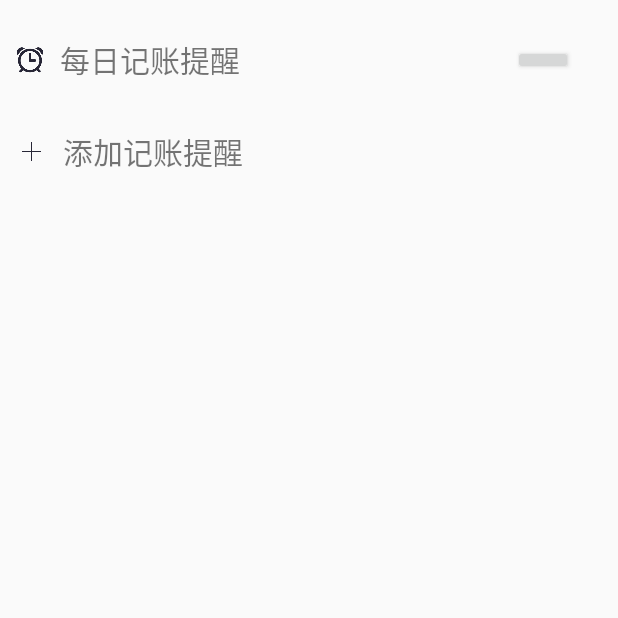
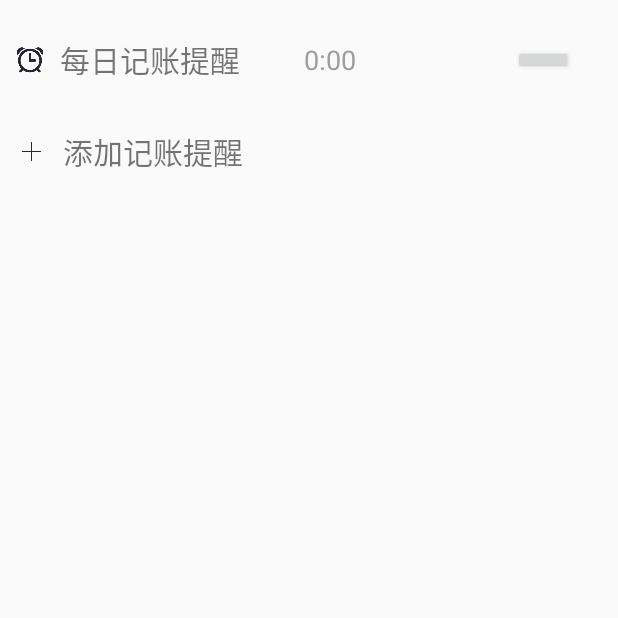
Before and after one commit to Byacht/New-Accounting, an Android app: the AlarmActivity screen opened directly, with no data from a screen before it, on a phone screen of 412 x 824 dp, the top half of it. Run offline under Robolectric (Android 15) with nearby library versions, the phone set to English and light mode, and no system bars; libraries missing offline, so code that uses them is left out: com.zcw.togglebutton; plain views replace ToggleButton; 2 statements that could not run were skipped.

Commit message:
modify alarm

```diff
--- a/app/src/main/AndroidManifest.xml
+++ b/app/src/main/AndroidManifest.xml
@@ -21,7 +21,11 @@
         <activity android:name=".Activity.AlarmActivity" />
         <activity android:name=".Activity.addAlarmInformation"></activity>
         <service android:name=".Service.AlarmService"/>
-        <receiver android:name=".Receiver.AlarmReceiver"/>
+        <receiver android:name=".Receiver.AlarmReceiver">
+            <intent-filter>
+                <action android:name="com.example.dn.alarm"/>
+            </intent-filter>
+        </receiver>
     </application>
 
 </manifest>
--- a/app/src/main/java/com/example/dn/accounting/Activity/AlarmActivity.java
+++ b/app/src/main/java/com/example/dn/accounting/Activity/AlarmActivity.java
@@ -4,15 +4,19 @@ import android.app.AlarmManager;
 import android.content.Context;
 import android.content.DialogInterface;
 import android.content.Intent;
+import android.content.SharedPreferences;
 import android.support.v7.app.AlertDialog;
 import android.support.v7.app.AppCompatActivity;
 import android.os.Bundle;
 import android.util.Log;
 import android.view.View;
 import android.widget.LinearLayout;
+import android.widget.TextView;
+import android.widget.Toast;
 
 import com.example.dn.accounting.R;
 import com.example.dn.accounting.Service.AlarmService;
+import com.example.dn.accounting.Utils.AlarmManagerUtil;
 import com.zcw.togglebutton.ToggleButton;
 
 public class AlarmActivity extends AppCompatActivity {
@@ -20,7 +24,8 @@ public class AlarmActivity extends AppCompatActivity {
     private ToggleButton mToggleButton;
     private LinearLayout mEverydayAlarmLinearLayout;
     private LinearLayout mAddAlarmInformationLinearLayout;
-
+    private TextView mAlarmTimeText;
+    private int mAlarmTime = 0;
     private String mTime[] = new String[]{"00:00","01:00","02:00","03:00","04:00","05:00","06:00","07:00","08:00","09:00","10:00","11:00",
             "11:00","13:00","14:00","15:00","16:00","17:00","18:00","19:00","20:00","21:00","22:00","23:00"};
 
@@ -30,17 +35,38 @@ public class AlarmActivity extends AppCompatActivity {
         setContentView(R.layout.activity_alarm);
 
         mToggleButton = (ToggleButton) findViewById(R.id.toggleButton);
+        mAlarmTimeText = (TextView) findViewById(R.id.alarmTimeText);
+
+        SharedPreferences sharedPreferences = getSharedPreferences("alarm",MODE_PRIVATE);
+        final SharedPreferences.Editor editor = sharedPreferences.edit();
+
+        boolean isAlarmSet = sharedPreferences.getBoolean("isAlarmSet",false);
+        final int alarmTime = sharedPreferences.getInt("alarmTime",0);
+
+        mAlarmTimeText.setText(alarmTime+":00");
+
+        if (isAlarmSet){
+            mToggleButton.setToggleOn();
+            mAlarmTimeText.setVisibility(View.VISIBLE);
+        }
+
         mToggleButton.setOnToggleChanged(new ToggleButton.OnToggleChanged() {
             @Override
             public void onToggle(boolean on) {
                 if (on){
                     Log.d("out","on");
-                    Intent serviceIntent = new Intent(AlarmActivity.this, AlarmService.class);
-                    startService(serviceIntent);
+                    AlarmManagerUtil.setAlarm(AlarmActivity.this,mAlarmTime);
+                    editor.putBoolean("isAlarmSet",true);
+                    editor.commit();
+                    mAlarmTimeText.setVisibility(View.VISIBLE);
+                    Toast.makeText(AlarmActivity.this,"设置闹钟成功",Toast.LENGTH_SHORT).show();
                 }else {
                     Log.d("out","off");
-                    Intent serviceIntent = new Intent(AlarmActivity.this, AlarmService.class);
-                    stopService(serviceIntent);
+                    AlarmManagerUtil.unsetAlarm(AlarmActivity.this);
+                    editor.putBoolean("isAlarmSet",false);
+                    editor.commit();
+                    mAlarmTimeText.setVisibility(View.INVISIBLE);
+                    Toast.makeText(AlarmActivity.this,"取消闹钟",Toast.LENGTH_SHORT).show();
                 }
             }
         });
@@ -51,10 +77,20 @@ public class AlarmActivity extends AppCompatActivity {
             public void onClick(View v) {
                 new AlertDialog.Builder(AlarmActivity.this)
                         .setTitle("请选择提醒时间")
-                        .setSingleChoiceItems(mTime, 0, new DialogInterface.OnClickListener() {
+                        .setSingleChoiceItems(mTime, alarmTime, new DialogInterface.OnClickListener() {
                             @Override
                             public void onClick(DialogInterface dialog, int which) {
                                 Log.d("out","选择了"+which+"点");
+                                mAlarmTime = which;
+                                AlarmManagerUtil.unsetAlarm(AlarmActivity.this);
+                                AlarmManagerUtil.setAlarm(AlarmActivity.this,mAlarmTime);
+                                mToggleButton.setToggleOn();
+                                editor.putBoolean("isAlarmSet",true);
+                                editor.putInt("alarmTime",mAlarmTime);
+                                editor.commit();
+                                mAlarmTimeText.setText(mAlarmTime+":00");
+                                mAlarmTimeText.setVisibility(View.VISIBLE);
+                                Toast.makeText(AlarmActivity.this,"设置闹钟成功",Toast.LENGTH_SHORT).show();
                                 dialog.dismiss();
                             }
                         })
--- a/app/src/main/res/layout/activity_alarm.xml
+++ b/app/src/main/res/layout/activity_alarm.xml
@@ -21,12 +21,20 @@
             android:layout_gravity="center_vertical"
             android:scaleType="fitXY"/>
         <TextView
+        android:layout_width="0dp"
+        android:layout_height="wrap_content"
+        android:layout_weight="3"
+        android:layout_gravity="center_vertical"
+        android:textSize="20sp"
+        android:text="每日记账提醒"/>
+        <TextView
+            android:id="@+id/alarmTimeText"
             android:layout_width="0dp"
             android:layout_height="wrap_content"
-            android:layout_weight="1"
+            android:layout_weight="2"
             android:layout_gravity="center_vertical"
-            android:textSize="20sp"
-            android:text="每日记账提醒"/>
+            android:textSize="18sp"
+            android:textColor="#9E9E9E"/>
         <com.zcw.togglebutton.ToggleButton
             android:id="@+id/toggleButton"
             android:layout_width="40dp"
--- a/app/src/main/res/layout/add_account_dialog.xml
+++ b/app/src/main/res/layout/add_account_dialog.xml
@@ -9,6 +9,7 @@
         android:layout_width="match_parent"
         android:layout_height="wrap_content"
         android:layout_weight="1"
+        android:maxLength="16"
         android:hint="交易信息"/>
 
 
```
Also changed, not shown: app/src/main/java/com/example/dn/accounting/Receiver/AlarmReceiver.java (+19 -2 lines), app/src/main/java/com/example/dn/accounting/Service/AlarmService.java (+21 -11 lines), app/src/main/java/com/example/dn/accounting/Utils/AlarmManagerUtil.java (added, +65 -0 lines).
